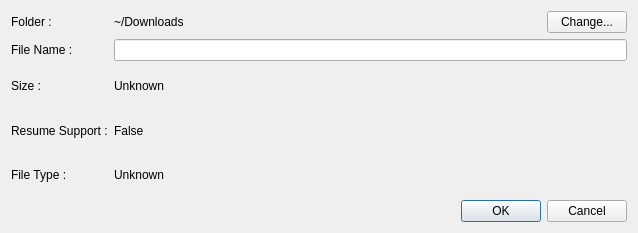
Above: files/dwnld_confirm.ui from ksharindam/quartz-browser-qt5 before the change. Below: the same form after it.
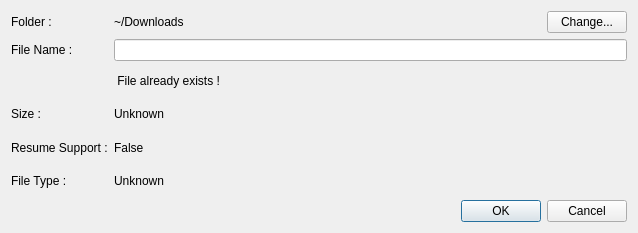
That is the form after the change. Icons and pictures are not drawn.

Commit message: show warning when downloading filename already exists

What changed in the file:
```diff
--- a/files/dwnld_confirm.ui
+++ b/files/dwnld_confirm.ui
@@ -14,14 +14,14 @@
    <string>Dialog</string>
   </property>
   <layout class="QGridLayout" name="gridLayout">
-   <item row="3" column="0">
+   <item row="4" column="0">
     <widget class="QLabel" name="label_5">
      <property name="text">
       <string>Resume Support :</string>
      </property>
     </widget>
    </item>
-   <item row="2" column="0">
+   <item row="3" column="0">
     <widget class="QLabel" name="label_3">
      <property name="text">
       <string>Size :</string>
@@ -41,7 +41,7 @@
      </property>
     </widget>
    </item>
-   <item row="4" column="0">
+   <item row="5" column="0">
     <widget class="QLabel" name="label_6">
      <property name="text">
       <string>File Type :</string>
@@ -78,28 +78,28 @@
    <item row="1" column="1" colspan="2">
     <widget class="QLineEdit" name="filenameEdit"/>
    </item>
-   <item row="2" column="1" colspan="2">
-    <widget class="QLabel" name="labelFileSize">
-     <property name="text">
-      <string>Unknown</string>
-     </property>
-    </widget>
-   </item>
    <item row="3" column="1" colspan="2">
+    <widget class="QLabel" name="labelFileSize">
+     <property name="text">
+      <string>Unknown</string>
+     </property>
+    </widget>
+   </item>
+   <item row="4" column="1" colspan="2">
     <widget class="QLabel" name="labelResume">
      <property name="text">
       <string>False</string>
      </property>
     </widget>
    </item>
-   <item row="4" column="1" colspan="2">
+   <item row="5" column="1" colspan="2">
     <widget class="QLabel" name="labelFileType">
      <property name="text">
       <string>Unknown</string>
      </property>
     </widget>
    </item>
-   <item row="5" column="0" colspan="3">
+   <item row="6" column="0" colspan="3">
     <widget class="QDialogButtonBox" name="dialogButtonBox">
      <property name="orientation">
       <enum>Qt::Horizontal</enum>
@@ -109,6 +109,13 @@
      </property>
     </widget>
    </item>
+   <item row="2" column="1">
+    <widget class="QLabel" name="labelWarning">
+     <property name="text">
+      <string>&lt;img src=&quot;:/warning.png&quot;&gt; File already exists !</string>
+     </property>
+    </widget>
+   </item>
   </layout>
  </widget>
  <resources/>
```
Left out of the diff: 4 changed lines with no effect on the pictures. The commit also changes 10 other files.
